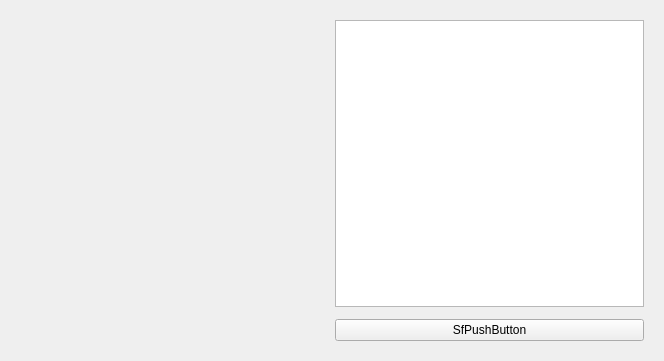
Old version of the form bin/config/layouts/analog-clock.ui in the repository Scanframe/sf-mod-app.
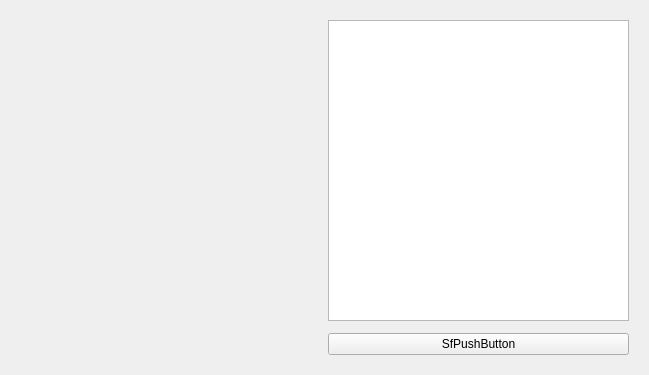
New version of the form. Custom widgets are drawn as their Qt base class.

Patch:
```diff
--- a/bin/config/layouts/analog-clock.ui
+++ b/bin/config/layouts/analog-clock.ui
@@ -6,8 +6,8 @@
    <rect>
     <x>0</x>
     <y>0</y>
-    <width>664</width>
-    <height>361</height>
+    <width>649</width>
+    <height>375</height>
    </rect>
   </property>
   <property name="windowTitle">
```
